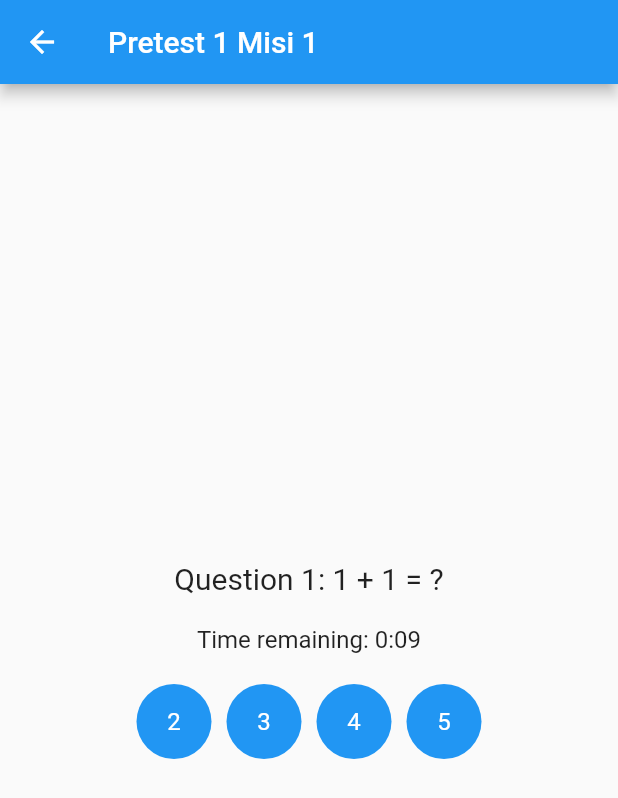
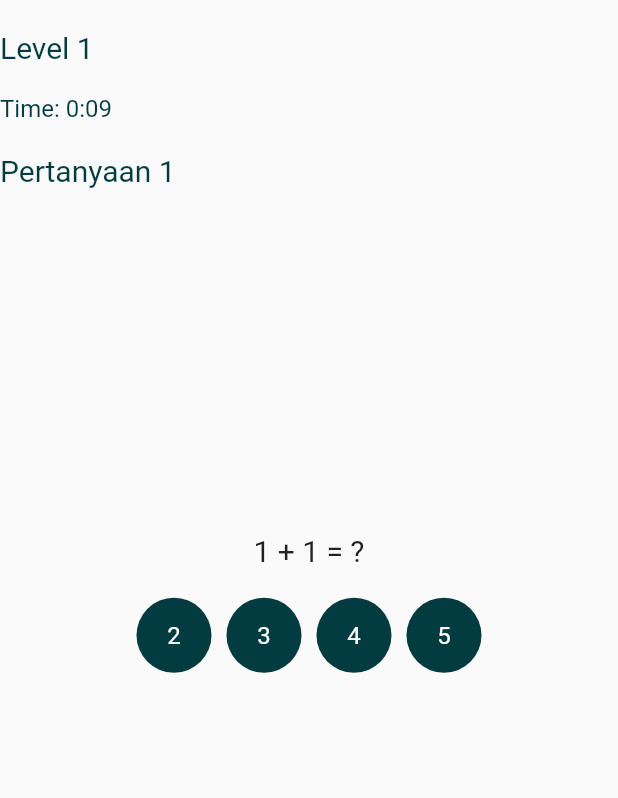
Before and after one commit to raysiagian/mathplaygame, a Flutter app: the Pretest1misi1Page screen opened directly, on a phone screen of 412 x 824 dp. Shown: the top 798 px of the screen. Run offline on Flutter 3.47's test engine with Material 2 defaults, Android fonts, the phone set to English and light mode, and no system bars; our stand-ins replace firebase_auth, firebase_core, shared_preferences; accounts and stored records are empty.

Commit message:
perbaikan pada file misi 1 dan soal

```diff
--- a/lib/home.dart
+++ b/lib/home.dart
@@ -133,7 +133,9 @@ class CardWithIcons extends StatelessWidget {
         child: Column(
           mainAxisAlignment: MainAxisAlignment.spaceEvenly,
           children: [
-            Container(
+          Positioned(
+            bottom: 0,
+              child:   Container(
                 width: 70,
                 height: 300,
                 decoration: BoxDecoration(
@@ -218,6 +220,7 @@ class CardWithIcons extends StatelessWidget {
                   ],
                 ),
               ),
+            ),
           ],
         ),
       ),
--- a/lib/pretest1misi1_page.dart
+++ b/lib/pretest1misi1_page.dart
@@ -1,4 +1,5 @@
 import 'package:flutter/material.dart';
+import 'misi1_page.dart';
 
 class Pretest1misi1Page extends StatefulWidget {
   @override
@@ -97,23 +98,55 @@ class _Pretest1misi1PageState extends State<Pretest1misi1Page> {
   @override
   Widget build(BuildContext context) {
     return Scaffold(
-      appBar: AppBar(
-        title: Text('Pretest 1 Misi 1'),
+      body: Stack(
+        children: [
+          Positioned(
+            top: 20.0,
+            child: Column(
+              crossAxisAlignment: CrossAxisAlignment.start,
+              children: [
+                Text(
+                  'Level 1',
+                  style: TextStyle(
+                    fontSize: 20.0,
+                    color: Color(0xFF023C40),
                   ),
-      body: Center(
+                ),
+                SizedBox(height: 20.0),
+                Text(
+                  'Time: ${getFormattedTime()}',
+                  style: TextStyle(
+                    fontSize: 16.0,
+                    color: Color(0xFF023C40),
+                  ),
+                ),
+                if (questionIndex < questions.length)
+                  SizedBox(height: 20.0),
+                if (questionIndex < questions.length)
+                  Text(
+                    'Pertanyaan ${questionIndex + 1}',
+                    style: TextStyle(
+                      fontSize: 20.0,
+                      color: Color(0xFF023C40),
+                    ),
+                  ),
+                if (questionIndex < questions.length)
+                  SizedBox(height: 40.0),
+              ],
+            ),
+          ),
+          Center(
             child: Column(
               mainAxisAlignment: MainAxisAlignment.center,
               children: [
+                if (questionIndex < questions.length)
                   Text(
-              'Question ${questionIndex + 1}: ${questions[questionIndex]['question']}',
+                    '${questions[questionIndex]['question']}',
                     style: TextStyle(fontSize: 20.0),
                   ),
+                if (questionIndex < questions.length)
                   SizedBox(height: 20.0),
-            Text(
-              'Time remaining: ${getFormattedTime()}',
-              style: TextStyle(fontSize: 16.0),
-            ),
-            SizedBox(height: 20.0),
+                if (questionIndex < questions.length)
                   Wrap(
                     spacing: 10.0,
                     runSpacing: 10.0,
@@ -126,7 +159,7 @@ class _Pretest1misi1PageState extends State<Pretest1misi1Page> {
                           height: 50.0,
                           decoration: BoxDecoration(
                             shape: BoxShape.circle,
-                      color: Colors.blue, // You can customize the color
+                            color: Color(0xFF023C40), // Ubah warna latar belakang button
                           ),
                           child: Center(
                             child: Text(
@@ -138,8 +171,48 @@ class _Pretest1misi1PageState extends State<Pretest1misi1Page> {
                       ),
                     ),
                   ),
+                if (questionIndex < questions.length)
+                  SizedBox(height: 20.0),
+                Positioned(
+                  bottom: 40.0,
+                  child: Column(
+                    crossAxisAlignment: CrossAxisAlignment.start,
+                    children: [
+                      if (questionIndex >= questions.length)
+                        Text(
+                          'Score: $score / 5',
+                          style: TextStyle(fontSize: 18.0),
+                        ),
+                      if (questionIndex >= questions.length)
+                        SizedBox(height: 40.0),
+                      if (questionIndex >= questions.length)
+                        ElevatedButton(
+                          onPressed: () {
+                            // Navigasi ke halaman Misi1Page
+                            Navigator.pushReplacement(
+                              context,
+                              MaterialPageRoute(
+                                builder: (context) => Misi1Page(),
+                              ),
+                            );
+                          },
+                          style: ElevatedButton.styleFrom(
+                            primary: Color(0xFF023C40),
+                          ),
+                          child: Text(
+                            'Buka Peta Petualangan',
+                            style: TextStyle(
+                              color: Colors.white,
+                            ),
+                          ),
+                        ),
                     ],
                   ),
+                ),
+              ],
+            ),
+          ),
+        ],
       ),
     );
   }
@@ -153,9 +226,6 @@ class ResultPage extends StatelessWidget {
   @override
   Widget build(BuildContext context) {
     return Scaffold(
-      appBar: AppBar(
-        title: Text('Result Page'),
-      ),
       body: Center(
         child: Column(
           mainAxisAlignment: MainAxisAlignment.center,
@@ -169,6 +239,27 @@ class ResultPage extends StatelessWidget {
               'Score: $score / 5',
               style: TextStyle(fontSize: 18.0),
             ),
+            SizedBox(height: 40.0),
+            ElevatedButton(
+              onPressed: () {
+                // Navigasi ke halaman Misi1Page
+                Navigator.pushReplacement(
+                  context,
+                  MaterialPageRoute(
+                    builder: (context) => Misi1Page(),
+                  ),
+                );
+              },
+              style: ElevatedButton.styleFrom(
+                primary: Color(0xFF023C40),
+              ),
+              child: Text(
+                'Buka Peta Petualangan',
+                style: TextStyle(
+                  color: Colors.white,
+                ),
+              ),
+            ),
           ],
         ),
       ),
```
Also changed, not shown: lib/misi1_page.dart (+10 -1 lines), lib/pretest3misi1_page.dart (added, +18 -0 lines). Lines whose indentation alone changed are shown as unchanged.
